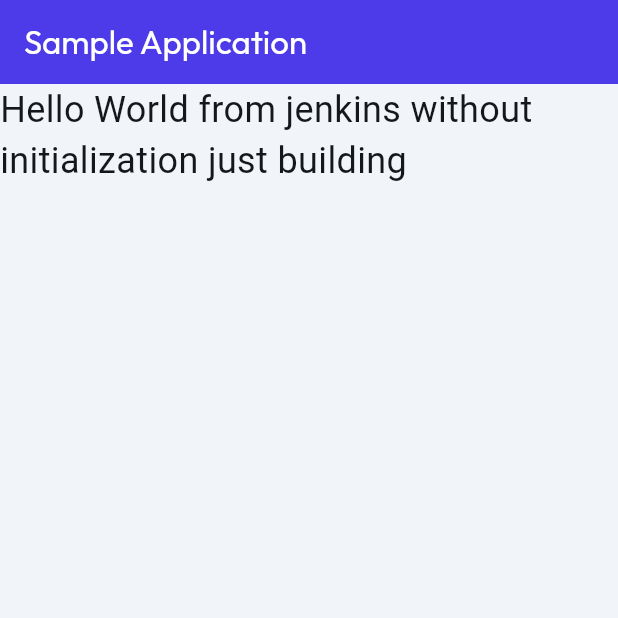
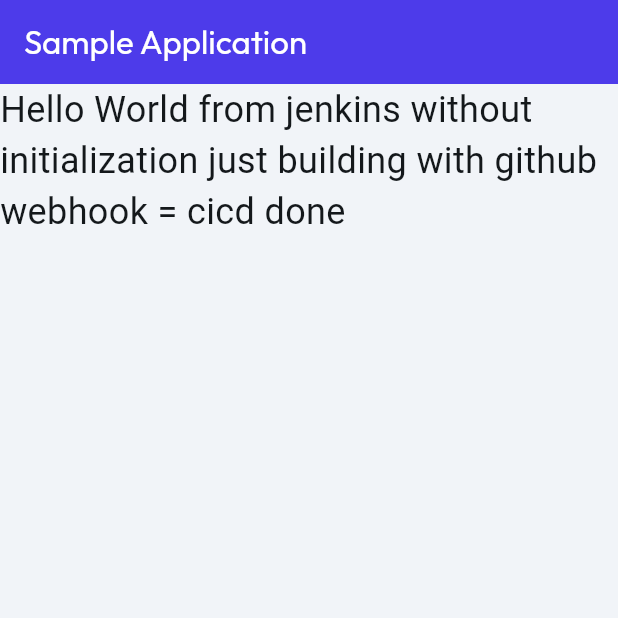
Before and after one commit to codearora/flutterflow-github, a Flutter app: the screen it shows after launch, on a phone screen of 412 x 824 dp, the top half of it. Run offline on Flutter 3.47's test engine with Material 3 defaults, Android fonts, the phone set to English and light mode, and no system bars; our stand-ins replace auto_size_text, font_awesome_flutter, from_css_color, go_router, google_fonts, page_transition and 2 more; missing offline and left inert: json_path; Roboto replaces fonts that are missing (Readex Pro).

Commit message:
cicd using jenkins

```diff
--- a/lib/pages/home_page/home_page_widget.dart
+++ b/lib/pages/home_page/home_page_widget.dart
@@ -61,7 +61,7 @@
               mainAxisSize: MainAxisSize.max,
               children: [
                 Text(
-                  'Hello World from jenkins without initialization just building',
+                  'Hello World from jenkins without initialization just building with github webhook = cicd done',
                   style: FlutterFlowTheme.of(context).bodyMedium.override(
                         fontFamily: 'Readex Pro',
                         fontSize: 24.0,
```
